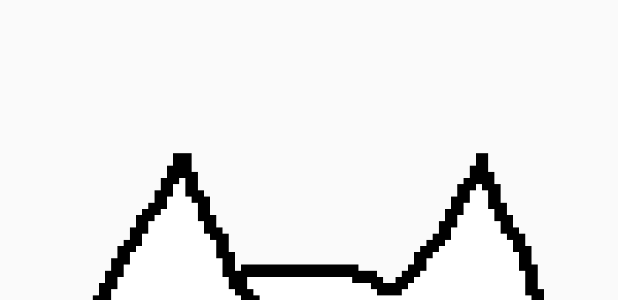
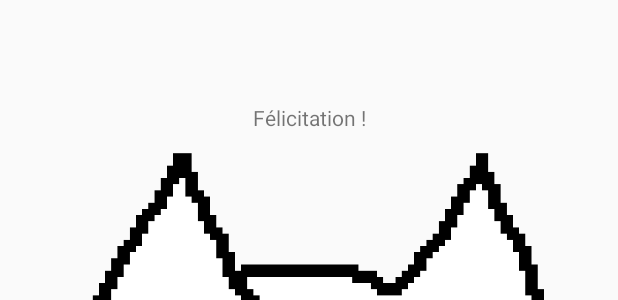
Before and after one commit to DM-Intech/test-android, an Android app: the layout activity_end_quiz.xml on its own in the app's theme, with its tools: preview values and no code run, on a phone screen of 412 x 824 dp. Shown: the part 199-499 px from the top of the screen. Run offline under Robolectric (Android 15) with nearby library versions, the light colour scheme and no system bars.

Commit message:
Update cat and how the score in the endGame

```diff
--- a/app/src/main/java/cours_android/intech/cat_quizz/MainActivity.java
+++ b/app/src/main/java/cours_android/intech/cat_quizz/MainActivity.java
@@ -160,7 +160,7 @@ public class MainActivity extends AppCompatActivity {
                 @Override
                 public void onClick(View v) {
                     int goodanswer = state.getQuestionList().get(j).getGoodAnswer()+1;
-                    Toast.makeText(v.getContext(), "mite be the n° " + goodanswer, Toast.LENGTH_LONG).show();
+                    Toast.makeText(v.getContext(), "might be the n° " + goodanswer, Toast.LENGTH_LONG).show();
                     state.setFishOptain(0);
                 }
             });
@@ -214,6 +214,8 @@ public class MainActivity extends AppCompatActivity {
         setContentView(R.layout.activity_end_quiz);
         ImageView catClap = findViewById(R.id.clappingCat);
         gifRes = R.raw.cat_clap;
+        TextView endScore = findViewById(R.id.end_score);
+        endScore.setText("score total : "+state.getScore());
         showGif(400,400, catClap, gifRes);
         ImageView cat_dance = findViewById(R.id.cat_dancing);
         gifRes = R.raw.cat_dancing;
--- a/app/src/main/res/layout/activity_end_quiz.xml
+++ b/app/src/main/res/layout/activity_end_quiz.xml
@@ -9,7 +9,16 @@
     <TextView
         android:layout_width="wrap_content"
         android:layout_height="wrap_content"
-        android:text="@string/question"
+        android:text="@string/congratulation"
+        app:layout_constraintBottom_toBottomOf="@id/end_score"
+        app:layout_constraintLeft_toLeftOf="parent"
+        app:layout_constraintRight_toRightOf="parent"
+        app:layout_constraintTop_toTopOf="parent"/>
+    <TextView
+        android:layout_width="wrap_content"
+        android:layout_height="wrap_content"
+        android:id="@+id/end_score"
+        android:text="@string/score"
         app:layout_constraintBottom_toBottomOf="parent"
         app:layout_constraintLeft_toLeftOf="parent"
         app:layout_constraintRight_toRightOf="parent"
--- a/app/src/main/res/values/strings.xml
+++ b/app/src/main/res/values/strings.xml
@@ -6,6 +6,8 @@
     <string name="rep3">rep3</string>
     <string name="rep4">rep4</string>
     <string name="score">score</string>
+    <string name="end_score">score total : </string>
+    <string name="congratulation">"Félicitation !"</string>
 
     <string name="help">Indice</string>
     <string name="help_message">Miaou Miaou !</string>
```
Also changed, not shown: app/src/main/res/raw/fish.png, 1 other file.
